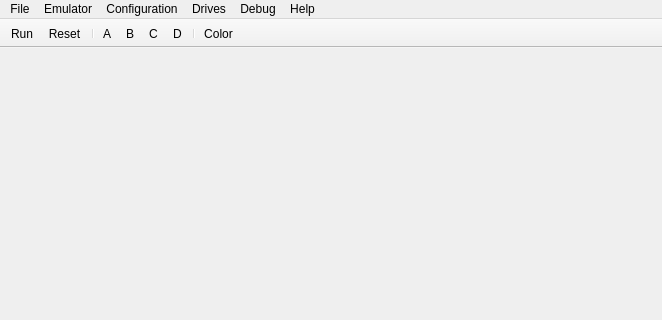
Above: mainwindow.ui from nzeemin/bkbtl-qt before the change; both pictures show x 0 to 662 and y 0 to 320 of the 662 by 571 pixel window. Below: the same form after it.
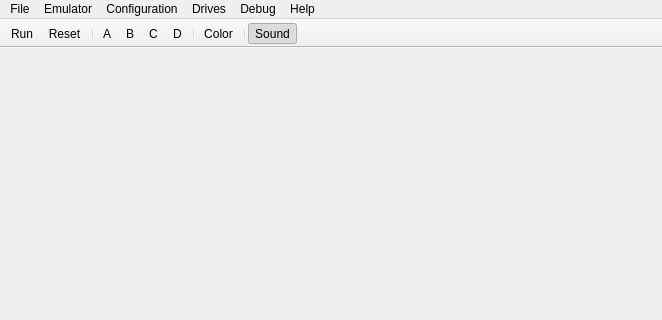
That is the form after the change. Icons and pictures are not drawn.

Commit message: Emubase updated; sound support.

The edit to the form file:
```diff
--- a/mainwindow.ui
+++ b/mainwindow.ui
@@ -132,6 +132,8 @@
    <addaction name="actionDrivesFloppy3"/>
    <addaction name="separator"/>
    <addaction name="actionEmulatorColorScreen"/>
+   <addaction name="separator"/>
+   <addaction name="actionSoundEnabled"/>
   </widget>
   <widget class="QStatusBar" name="statusBar"/>
   <action name="actionFileExit">
@@ -394,6 +396,24 @@
     <string>Color / BW</string>
    </property>
   </action>
+  <action name="actionSoundEnabled">
+   <property name="checkable">
+    <bool>true</bool>
+   </property>
+   <property name="checked">
+    <bool>true</bool>
+   </property>
+   <property name="icon">
+    <iconset resource="QtBkBtl.qrc">
+     <normaloff>:/images/iconSound.png</normaloff>:/images/iconSound.png</iconset>
+   </property>
+   <property name="text">
+    <string>Sound Enabled</string>
+   </property>
+   <property name="iconText">
+    <string>Sound</string>
+   </property>
+  </action>
   <action name="actionSaveStateImage">
    <property name="text">
     <string>Save State...</string>
```
Left out of the diff: 2 changed lines with no effect on the pictures. The commit also changes 17 other files.
